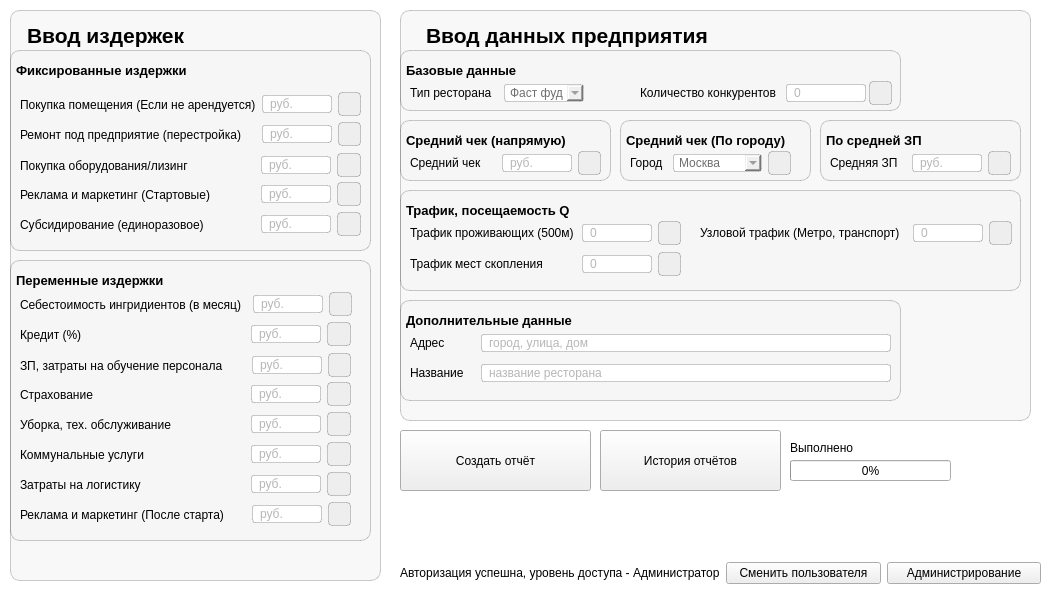
This is setupUI.ui in OpexHunter/BusinessCalc as Qt 5 draws it before an edit. The edited form follows.
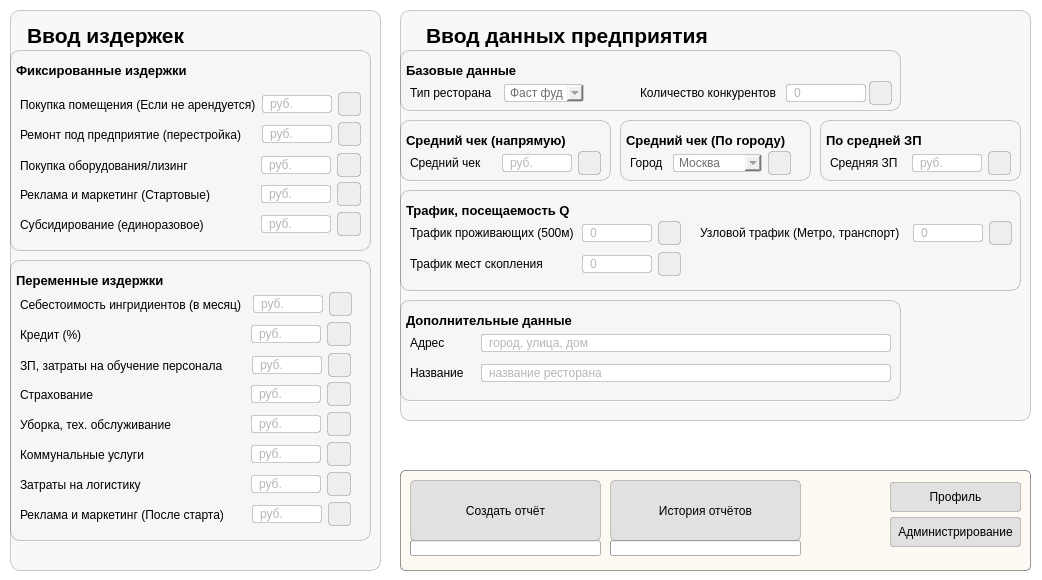
This is the edited form. Icons and pictures are not drawn.

Diff of the .ui file:
```diff
--- a/setupUI.ui
+++ b/setupUI.ui
@@ -6,8 +6,8 @@
    <rect>
     <x>0</x>
     <y>0</y>
-    <width>1046</width>
-    <height>596</height>
+    <width>1042</width>
+    <height>580</height>
    </rect>
   </property>
   <property name="windowTitle">
@@ -29,7 +29,7 @@
       <x>10</x>
       <y>10</y>
       <width>371</width>
-      <height>571</height>
+      <height>561</height>
      </rect>
     </property>
     <property name="styleSheet">
@@ -2441,90 +2441,208 @@
      </widget>
     </widget>
    </widget>
+   <widget class="QFrame" name="main_frame">
+    <property name="geometry">
+     <rect>
+      <x>400</x>
+      <y>470</y>
+      <width>631</width>
+      <height>101</height>
+     </rect>
+    </property>
+    <property name="styleSheet">
+     <string notr="true">QFrame#main_frame {
+   background-color: rgba(255, 128, 0, 0.05);
+   border: 1px solid rgba(0, 0, 0, 0.4); border-radius: 5px;
+}</string>
+    </property>
+    <property name="frameShape">
+     <enum>QFrame::StyledPanel</enum>
+    </property>
+    <property name="frameShadow">
+     <enum>QFrame::Raised</enum>
+    </property>
+    <widget class="QProgressBar" name="progress_2">
+     <property name="geometry">
+      <rect>
+       <x>210</x>
+       <y>70</y>
+       <width>191</width>
+       <height>16</height>
+      </rect>
+     </property>
+     <property name="maximum">
+      <number>100</number>
+     </property>
+     <property name="value">
+      <number>0</number>
+     </property>
+     <property name="alignment">
+      <set>Qt::AlignLeading|Qt::AlignLeft|Qt::AlignVCenter</set>
+     </property>
+     <property name="textVisible">
+      <bool>false</bool>
+     </property>
+     <property name="orientation">
+      <enum>Qt::Horizontal</enum>
+     </property>
+     <property name="invertedAppearance">
+      <bool>false</bool>
+     </property>
+    </widget>
    <widget class="QPushButton" name="rep_create">
     <property name="geometry">
      <rect>
-      <x>400</x>
-      <y>430</y>
+       <x>10</x>
+       <y>10</y>
       <width>191</width>
       <height>61</height>
      </rect>
     </property>
+     <property name="styleSheet">
+      <string notr="true">QPushButton {
+    background-color: rgb(225,225,225);
+    border: 1px solid rgba(0,0,0,0.2);
+	border-radius: 5px;
+}
+
+QPushButton:hover {
+    background-color: rgb(235,235,235);
+}
+
+QPushButton:pressed {
+    background-color: rgb(225,225,225);
+    color: rgba(0,0,0,0.4)
+}</string>
+     </property>
     <property name="text">
      <string>Создать отчёт</string>
     </property>
    </widget>
-   <widget class="QPushButton" name="rep_history">
+    <widget class="QProgressBar" name="progress_1">
     <property name="geometry">
      <rect>
-      <x>600</x>
-      <y>430</y>
-      <width>181</width>
-      <height>61</height>
-     </rect>
-    </property>
-    <property name="text">
-     <string>История отчётов</string>
-    </property>
-   </widget>
-   <widget class="QProgressBar" name="rep_progress">
-    <property name="geometry">
-     <rect>
-      <x>790</x>
-      <y>460</y>
-      <width>161</width>
-      <height>21</height>
+       <x>10</x>
+       <y>70</y>
+       <width>191</width>
+       <height>16</height>
      </rect>
     </property>
     <property name="value">
      <number>0</number>
     </property>
-   </widget>
-   <widget class="QLabel" name="label">
-    <property name="geometry">
-     <rect>
-      <x>790</x>
-      <y>440</y>
-      <width>71</width>
-      <height>16</height>
-     </rect>
-    </property>
-    <property name="text">
-     <string>Выполнено</string>
-    </property>
-   </widget>
-   <widget class="QWidget" name="layoutWidget">
+     <property name="textVisible">
+      <bool>false</bool>
+     </property>
+    </widget>
+    <widget class="QWidget" name="">
     <property name="geometry">
      <rect>
-      <x>400</x>
-      <y>560</y>
-      <width>641</width>
-      <height>26</height>
-     </rect>
-    </property>
-    <layout class="QHBoxLayout" name="horizontalLayout">
-     <item>
-      <widget class="QLabel" name="label_2">
-       <property name="text">
-        <string>Авторизация успешна, уровень доступа - Администратор</string>
-       </property>
-      </widget>
-     </item>
+       <x>490</x>
+       <y>10</y>
+       <width>131</width>
+       <height>71</height>
+      </rect>
+     </property>
+     <layout class="QVBoxLayout" name="verticalLayout">
+      <property name="spacing">
+       <number>3</number>
+      </property>
      <item>
-      <widget class="QPushButton" name="login">
+       <widget class="QPushButton" name="profile">
+        <property name="minimumSize">
+         <size>
+          <width>0</width>
+          <height>30</height>
+         </size>
+        </property>
+        <property name="maximumSize">
+         <size>
+          <width>16777215</width>
+          <height>16777215</height>
+         </size>
+        </property>
+        <property name="styleSheet">
+         <string notr="true">QPushButton {
+    background-color: rgb(225,225,225);
+    border: 1px solid rgba(0,0,0,0.2);
+	border-radius: 3px;
+}
+
+QPushButton:hover {
+    background-color: rgb(235,235,235);
+}
+
+QPushButton:pressed {
+    background-color: rgb(225,225,225);
+    color: rgba(0,0,0,0.4)
+}</string>
+        </property>
        <property name="text">
-        <string>Сменить пользователя</string>
+         <string>Профиль</string>
        </property>
       </widget>
      </item>
      <item>
       <widget class="QPushButton" name="admin">
+        <property name="minimumSize">
+         <size>
+          <width>0</width>
+          <height>30</height>
+         </size>
+        </property>
+        <property name="styleSheet">
+         <string notr="true">QPushButton {
+    background-color: rgb(225,225,225);
+    border: 1px solid rgba(0,0,0,0.2);
+	border-radius: 3px;
+}
+
+QPushButton:hover {
+    background-color: rgb(235,235,235);
+}
+
+QPushButton:pressed {
+    background-color: rgb(225,225,225);
+    color: rgba(0,0,0,0.4)
+}</string>
+        </property>
        <property name="text">
         <string>Администрирование</string>
        </property>
       </widget>
      </item>
     </layout>
+    </widget>
+    <widget class="QPushButton" name="rep_history">
+     <property name="geometry">
+      <rect>
+       <x>210</x>
+       <y>10</y>
+       <width>191</width>
+       <height>61</height>
+      </rect>
+     </property>
+     <property name="styleSheet">
+      <string notr="true">QPushButton {
+    background-color: rgb(225,225,225);
+    border: 1px solid rgba(0,0,0,0.2);
+	border-radius: 5px;
+}
+
+QPushButton:hover {
+    background-color: rgb(235,235,235);
+}
+
+QPushButton:pressed {
+    background-color: rgb(225,225,225);
+    color: rgba(0,0,0,0.4)
+}</string>
+     </property>
+     <property name="text">
+      <string>История отчётов</string>
+     </property>
+    </widget>
    </widget>
   </widget>
  </widget>
```
Lines whose indentation alone changed are shown as unchanged.
